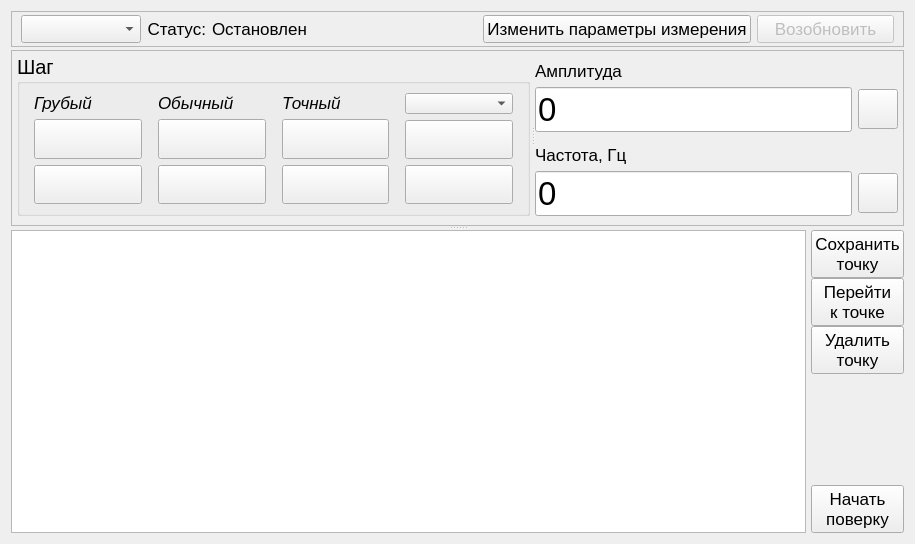
Above: ui/measure_form.ui from irsural/calibrator_pc before the change. Below: the same form after it.
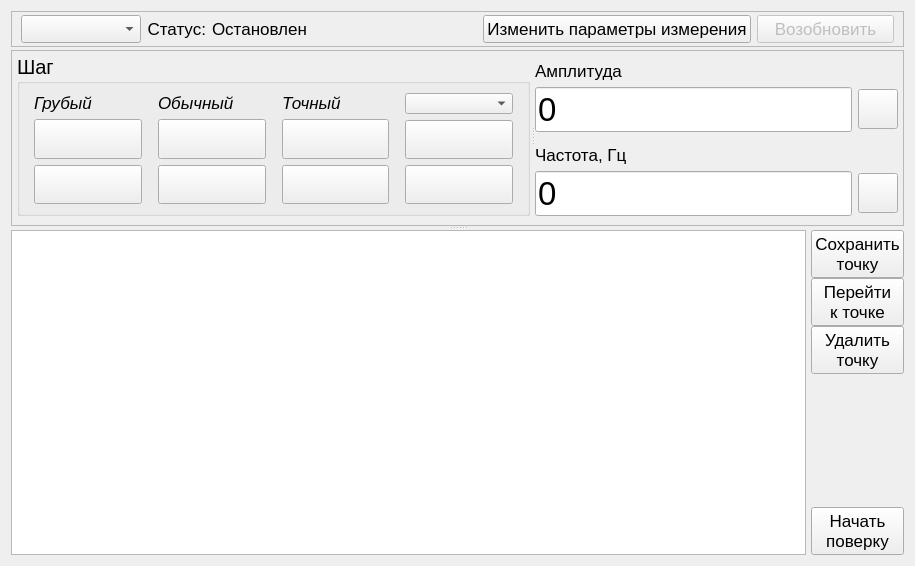
That is the form after the change. Icons and pictures are not drawn. Custom widgets are drawn as their Qt base class.

Patch:
```diff
--- a/ui/measure_form.ui
+++ b/ui/measure_form.ui
@@ -7,7 +7,7 @@
     <x>0</x>
     <y>0</y>
     <width>915</width>
-    <height>544</height>
+    <height>566</height>
    </rect>
   </property>
   <property name="font">
@@ -1083,6 +1083,11 @@
          <property name="enabled">
           <bool>true</bool>
          </property>
+         <property name="font">
+          <font>
+           <pointsize>9</pointsize>
+          </font>
+         </property>
          <property name="contextMenuPolicy">
           <enum>Qt::CustomContextMenu</enum>
          </property>
```
